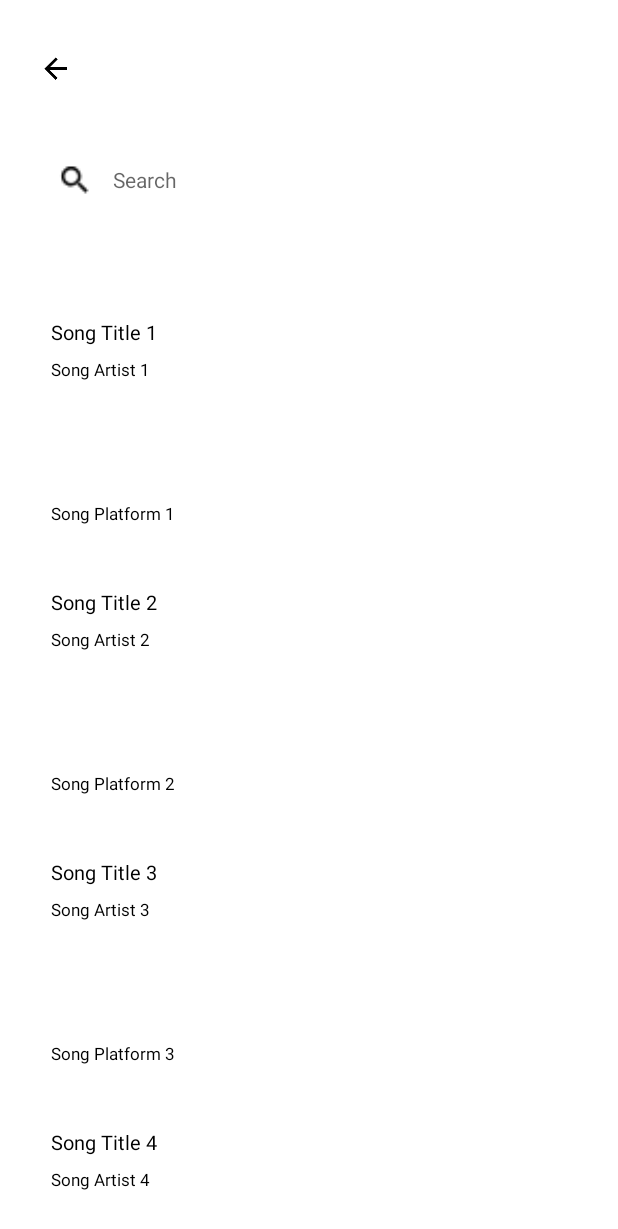
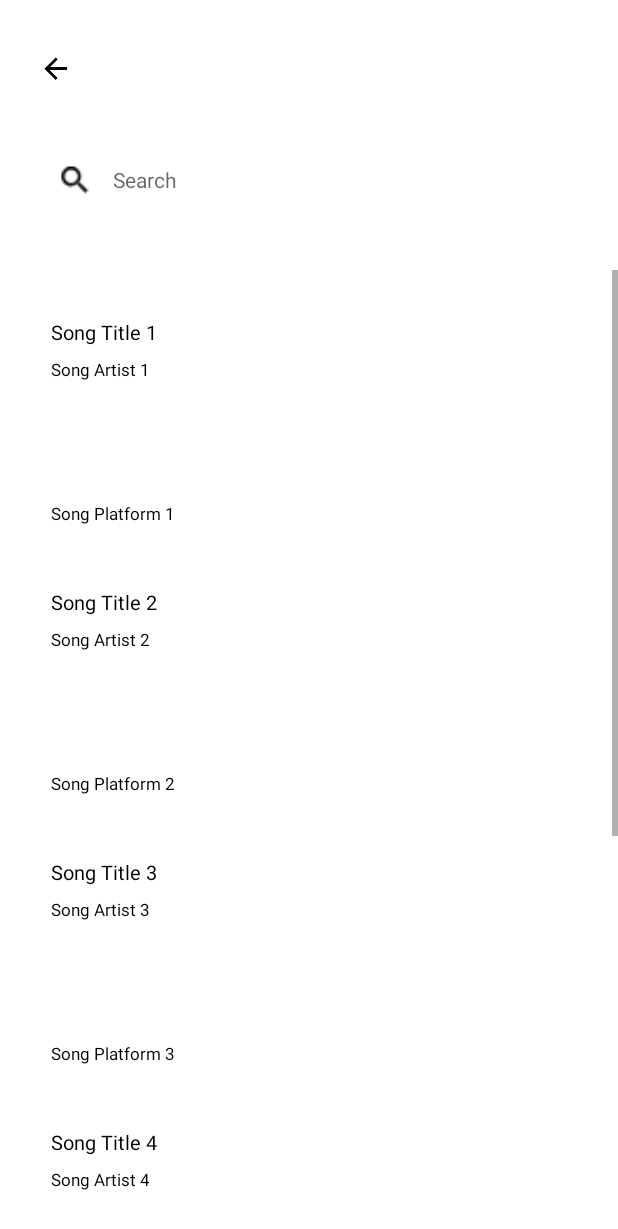
Before and after one commit to altw12/school, an Android app: the SearchPage screen opened directly, with no data from a screen before it, on a phone screen of 412 x 824 dp. Shown: the top 1229 px of the screen. Run offline under Robolectric (Android 15) with nearby library versions, the phone set to English and light mode, and no system bars.

Commit message:
Music App Project COMT
26/7 - sorta fixed scrollview (10th song not shown)
       added onclicklisteners to search song buttons

```diff
--- a/app/build.gradle
+++ b/app/build.gradle
@@ -34,6 +34,7 @@ dependencies {
     implementation 'com.google.android.material:material:1.3.0'
     implementation 'androidx.constraintlayout:constraintlayout:2.0.4'
     implementation 'androidx.gridlayout:gridlayout:1.0.0'
+    implementation 'androidx.legacy:legacy-support-v4:1.0.0'
     testImplementation 'junit:junit:4.+'
     androidTestImplementation 'androidx.test.ext:junit:1.1.2'
     androidTestImplementation 'androidx.test.espresso:espresso-core:3.3.0'
--- a/app/src/main/java/com/example/realmusicapp/SearchPage.java
+++ b/app/src/main/java/com/example/realmusicapp/SearchPage.java
@@ -5,9 +5,11 @@ import androidx.appcompat.app.AppCompatActivity;
 import android.content.Intent;
 import android.os.Bundle;
 import android.view.View;
+import android.widget.Button;
 import android.widget.ImageButton;
+import android.widget.Toast;
 
-public class SearchPage extends AppCompatActivity {
+public class SearchPage extends AppCompatActivity implements View.OnClickListener {
 
     private ImageButton searchBackButton;
 
@@ -24,9 +26,69 @@ public class SearchPage extends AppCompatActivity {
             }
         });
 
+        Button searchButton1 = findViewById(R.id.searchSongButton1);
+        Button searchButton2 = findViewById(R.id.searchSongButton2);
+        Button searchButton3 = findViewById(R.id.searchSongButton3);
+        Button searchButton4 = findViewById(R.id.searchSongButton4);
+        Button searchButton5 = findViewById(R.id.searchSongButton5);
+        Button searchButton6 = findViewById(R.id.searchSongButton6);
+        Button searchButton7 = findViewById(R.id.searchSongButton7);
+        Button searchButton8 = findViewById(R.id.searchSongButton8);
+        Button searchButton9 = findViewById(R.id.searchSongButton9);
+        Button searchButton10 = findViewById(R.id.searchSongButton10);
+
+        searchButton1.setOnClickListener(this);
+        searchButton2.setOnClickListener(this);
+        searchButton3.setOnClickListener(this);
+        searchButton4.setOnClickListener(this);
+        searchButton5.setOnClickListener(this);
+        searchButton6.setOnClickListener(this);
+        searchButton7.setOnClickListener(this);
+        searchButton8.setOnClickListener(this);
+        searchButton9.setOnClickListener(this);
+        searchButton10.setOnClickListener(this);
+
     }
     public void openHomePageFromSearch(){
         Intent intent = new Intent(this, HomePage.class);
         startActivity(intent);
     }
+
+    @Override
+    public void onClick(View v) {
+        switch (v.getId()){
+            case R.id.searchSongButton1:
+                Toast.makeText(this,"Song 1 selected", Toast.LENGTH_SHORT).show();
+                break;
+            case R.id.searchSongButton2:
+                Toast.makeText(this,"Song 2 selected", Toast.LENGTH_SHORT).show();
+                break;
+            case R.id.searchSongButton3:
+                Toast.makeText(this,"Song 3 selected", Toast.LENGTH_SHORT).show();
+                break;
+            case R.id.searchSongButton4:
+                Toast.makeText(this,"Song 4 selected", Toast.LENGTH_SHORT).show();
+                break;
+            case R.id.searchSongButton5:
+                Toast.makeText(this,"Song 5 selected", Toast.LENGTH_SHORT).show();
+                break;
+            case R.id.searchSongButton6:
+                Toast.makeText(this,"Song 6 selected", Toast.LENGTH_SHORT).show();
+                break;
+            case R.id.searchSongButton7:
+                Toast.makeText(this,"Song 7 selected", Toast.LENGTH_SHORT).show();
+                break;
+            case R.id.searchSongButton8:
+                Toast.makeText(this,"Song 8 selected", Toast.LENGTH_SHORT).show();
+                break;
+            case R.id.searchSongButton9:
+                Toast.makeText(this,"Song 9 selected", Toast.LENGTH_SHORT).show();
+                break;
+            case R.id.searchSongButton10:
+                Toast.makeText(this,"Song 10 selected", Toast.LENGTH_SHORT).show();
+                break;
+            default:
+                break;
+        }
+    }
 }
--- a/app/src/main/res/layout/activity_search_page.xml
+++ b/app/src/main/res/layout/activity_search_page.xml
@@ -50,7 +50,7 @@
 
     <ScrollView
         android:layout_width="match_parent"
-        android:layout_height="1900dp"
+        android:layout_height="wrap_content"
         android:layout_marginTop="30dp"
         app:layout_constraintEnd_toEndOf="parent"
         app:layout_constraintStart_toStartOf="parent"
@@ -58,8 +58,9 @@
 
         <androidx.constraintlayout.widget.ConstraintLayout
             android:layout_width="match_parent"
-            android:layout_height="600dp"
+            android:layout_height="wrap_content"
             android:layout_marginTop="0dp"
+            android:layout_marginBottom="30dp"
             app:layout_constraintEnd_toEndOf="parent"
             app:layout_constraintStart_toStartOf="parent">
 
```
